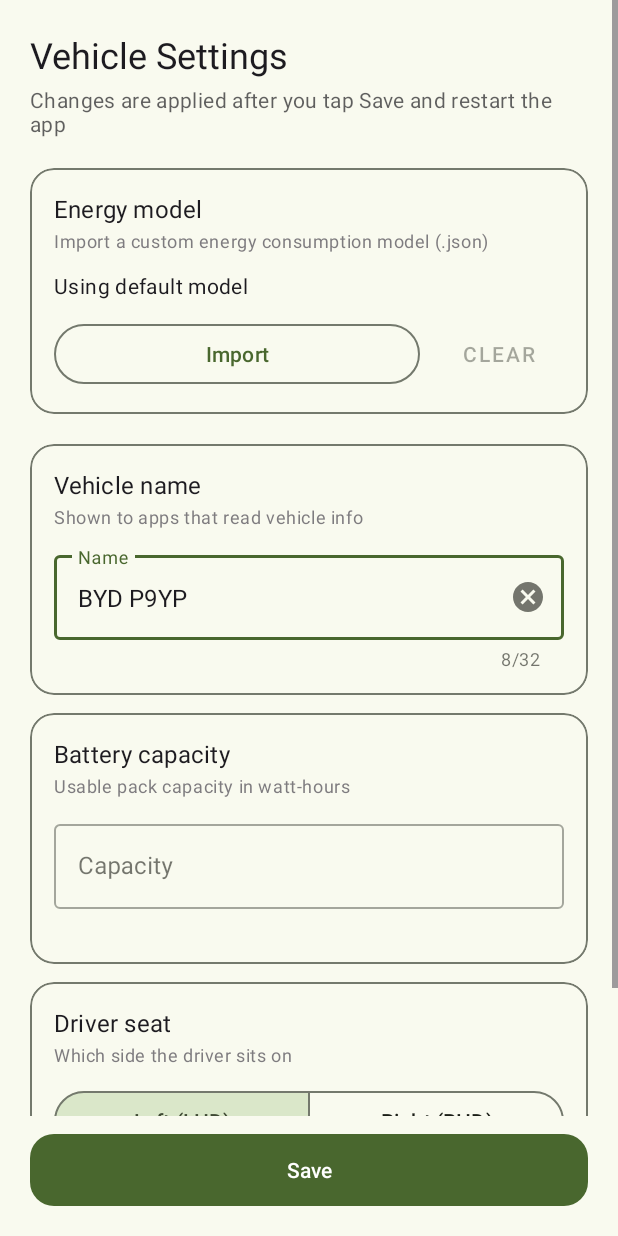
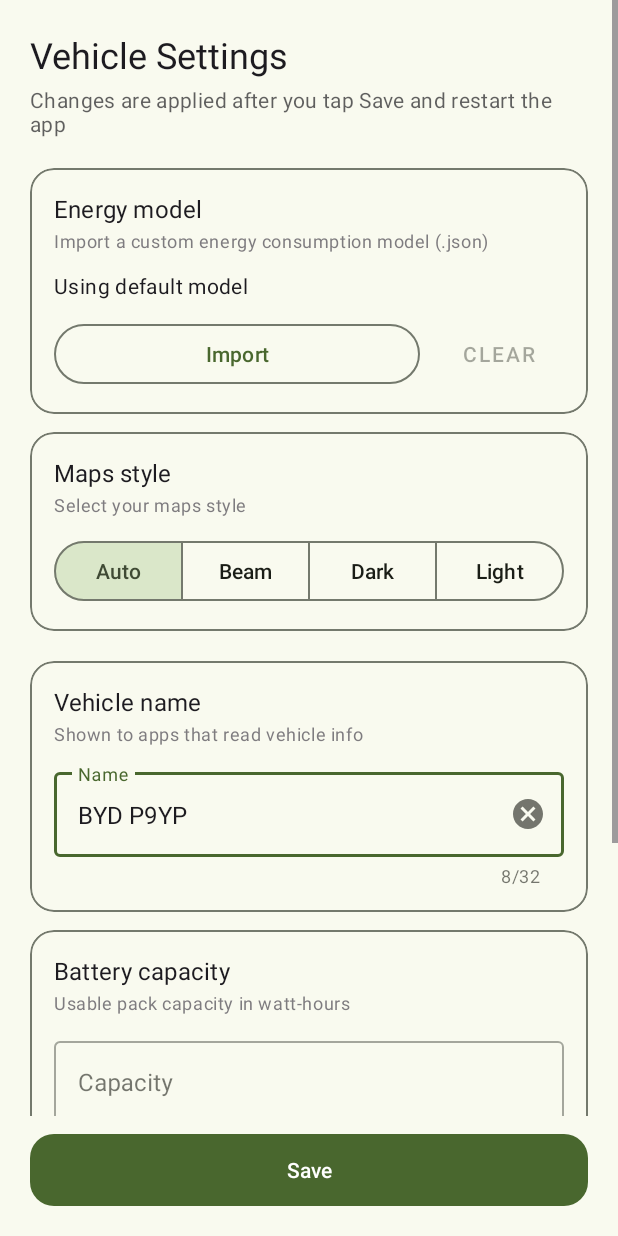
Before and after one commit to kangrio/CarService-AOSP, an Android app: the VehicleSettings screen opened directly, with no data from a screen before it, on a phone screen of 412 x 824 dp. Run offline under Robolectric (Android 15) with nearby library versions, the phone set to English and light mode, and no system bars; libraries missing offline, so code that uses them is left out: com.google.protobuf.util.

Commit message:
feat: Add support for maps style selection and low beam state integration

```diff
--- a/carserver/src/main/java/com/kangrio/carserver/byd/SimulatorUpdater.kt
+++ b/carserver/src/main/java/com/kangrio/carserver/byd/SimulatorUpdater.kt
@@ -106,6 +106,8 @@ class SimulatorUpdater(val propertyUpdater: PropertyUpdater) {
                 VehicleStore.CHARGE_RATE_WH.set(VehicleStore, (power * 1000).toInt())
                 propertyUpdater.setBatteryLevelPercent(batteryPercent)
                 propertyUpdater.setConsumptionWhPer100km(consumptionWhPer100Km.toInt())
+                val headLightOn = VehicleStore.VEHICLE_LOW_BEAM_STATE_ON.getOrDefault(VehicleStore, false)
+                VehicleStore.VEHICLE_LOW_BEAM_STATE_ON.set(VehicleStore, !headLightOn)
                 delay(updateIntervalMs.milliseconds)
             }
         }
--- a/carserver/src/main/java/com/kangrio/carserver/datastore/VehicleStore.kt
+++ b/carserver/src/main/java/com/kangrio/carserver/datastore/VehicleStore.kt
@@ -38,11 +38,14 @@ object VehicleStore : DataStoreBase("vehicle") {
     val VEHICLE_VIN = stringPreferencesKey("vehicle_vin")
     val VEHICLE_NAME = stringPreferencesKey("vehicle_name")
     val ENERGY_MODEL_PATH = stringPreferencesKey("vehicle_energy_model_json")
+    val VEHICLE_LOW_BEAM_STATE_ON = booleanPreferencesKey("vehicle_low_beam_state_on")
+    val MAPS_STYLE = stringPreferencesKey("vehicle_maps_style")
 
     override fun init(context: Context) {
         super.init(context)
         val vin = buildString(17) { repeat(17) { append("ABCDEFGHJKLMNPRSTUVWXYZ0123456789".random()) } }
         VEHICLE_VIN.set(VehicleStore, VEHICLE_VIN.getOrDefault(VehicleStore, vin))
         VEHICLE_NAME.set(VehicleStore, VEHICLE_NAME.getOrDefault(VehicleStore, "BYD ${vin.substring(0, 4)}"))
+        MAPS_STYLE.set(VehicleStore, MAPS_STYLE.getOrDefault(VehicleStore, "auto"))
     }
 }
--- a/carserver/src/main/res/layout/activity_vehicle_settings.xml
+++ b/carserver/src/main/res/layout/activity_vehicle_settings.xml
@@ -95,6 +95,80 @@
                             android:layout_marginStart="8dp"
                             android:text="Clear" />
                     </LinearLayout>
+                </LinearLayout>
+            </com.google.android.material.card.MaterialCardView>
+
+            <!-- Maps Style -->
+            <com.google.android.material.card.MaterialCardView
+                android:layout_width="match_parent"
+                android:layout_height="wrap_content"
+                android:layout_marginTop="12dp"
+                app:cardCornerRadius="16dp"
+                app:cardElevation="0dp"
+                app:strokeWidth="1dp"
+                app:strokeColor="?attr/colorOutline">
+
+                <LinearLayout
+                    android:layout_width="match_parent"
+                    android:layout_height="wrap_content"
+                    android:orientation="vertical"
+                    android:padding="16dp">
+
+                    <TextView
+                        android:layout_width="wrap_content"
+                        android:layout_height="wrap_content"
+                        android:text="Maps style"
+                        android:textAppearance="@style/TextAppearance.MaterialComponents.Subtitle1" />
+
+                    <TextView
+                        android:layout_width="wrap_content"
+                        android:layout_height="wrap_content"
+                        android:layout_marginTop="2dp"
+                        android:text="Select your maps style"
+                        android:textAppearance="@style/TextAppearance.MaterialComponents.Caption"
+                        android:alpha="0.7" />
+
+                    <com.google.android.material.button.MaterialButtonToggleGroup
+                        android:id="@+id/mapsStyleToggleGroup"
+                        android:layout_width="match_parent"
+                        android:layout_height="wrap_content"
+                        android:layout_marginTop="12dp"
+                        app:checkedButton="@id/mapsStyleAutoButton"
+                        app:selectionRequired="true"
+                        app:singleSelection="true">
+
+                        <com.google.android.material.button.MaterialButton
+                            android:id="@+id/mapsStyleAutoButton"
+                            style="?attr/materialButtonOutlinedStyle"
+                            android:layout_width="0dp"
+                            android:layout_height="wrap_content"
+                            android:layout_weight="1"
+                            android:text="Auto" />
+
+                        <com.google.android.material.button.MaterialButton
+                            android:id="@+id/mapsStyleBeamButton"
+                            style="?attr/materialButtonOutlinedStyle"
+                            android:layout_width="0dp"
+                            android:layout_height="wrap_content"
+                            android:layout_weight="1"
+                            android:text="Beam" />
+
+                        <com.google.android.material.button.MaterialButton
+                            android:id="@+id/mapsStyleDarkButton"
+                            style="?attr/materialButtonOutlinedStyle"
+                            android:layout_width="0dp"
+                            android:layout_height="wrap_content"
+                            android:layout_weight="1"
+                            android:text="Dark" />
+
+                        <com.google.android.material.button.MaterialButton
+                            android:id="@+id/mapsStyleLightButton"
+                            style="?attr/materialButtonOutlinedStyle"
+                            android:layout_width="0dp"
+                            android:layout_height="wrap_content"
+                            android:layout_weight="1"
+                            android:text="Light" />
+                    </com.google.android.material.button.MaterialButtonToggleGroup>
                 </LinearLayout>
             </com.google.android.material.card.MaterialCardView>
 
```
Also changed, not shown: carserver/src/main/java/com/kangrio/carserver/activity/VehicleSettings.kt (+31 -1 lines), carserver/src/main/java/com/kangrio/carserver/byd/PropertyUpdater.kt (+15 -0 lines), carserver/src/main/java/com/kangrio/carserver/byd/light/LightDevice.kt (added, +16 -0 lines), carserver/src/main/java/com/kangrio/carserver/provider/MapsProvider.kt (+14 -73 lines), carserver/src/main/java/com/kangrio/carserver/provider/MapsStyle.kt (added, +37 -0 lines).
